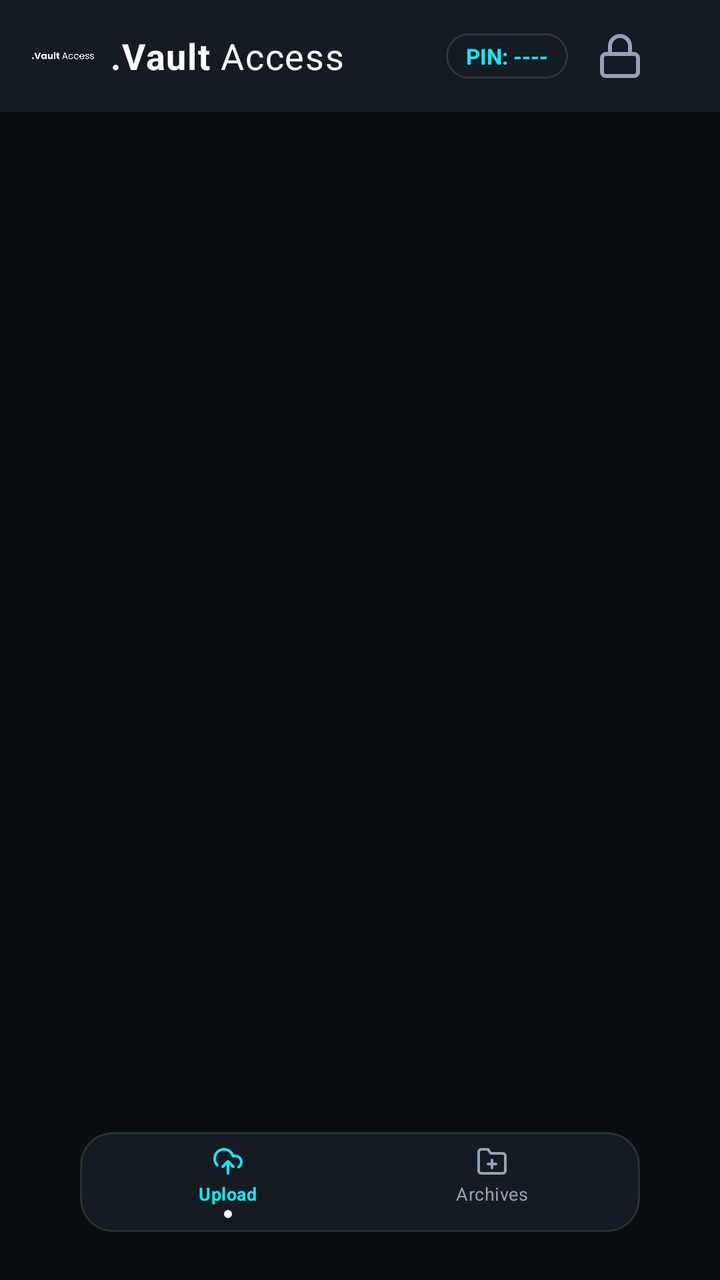
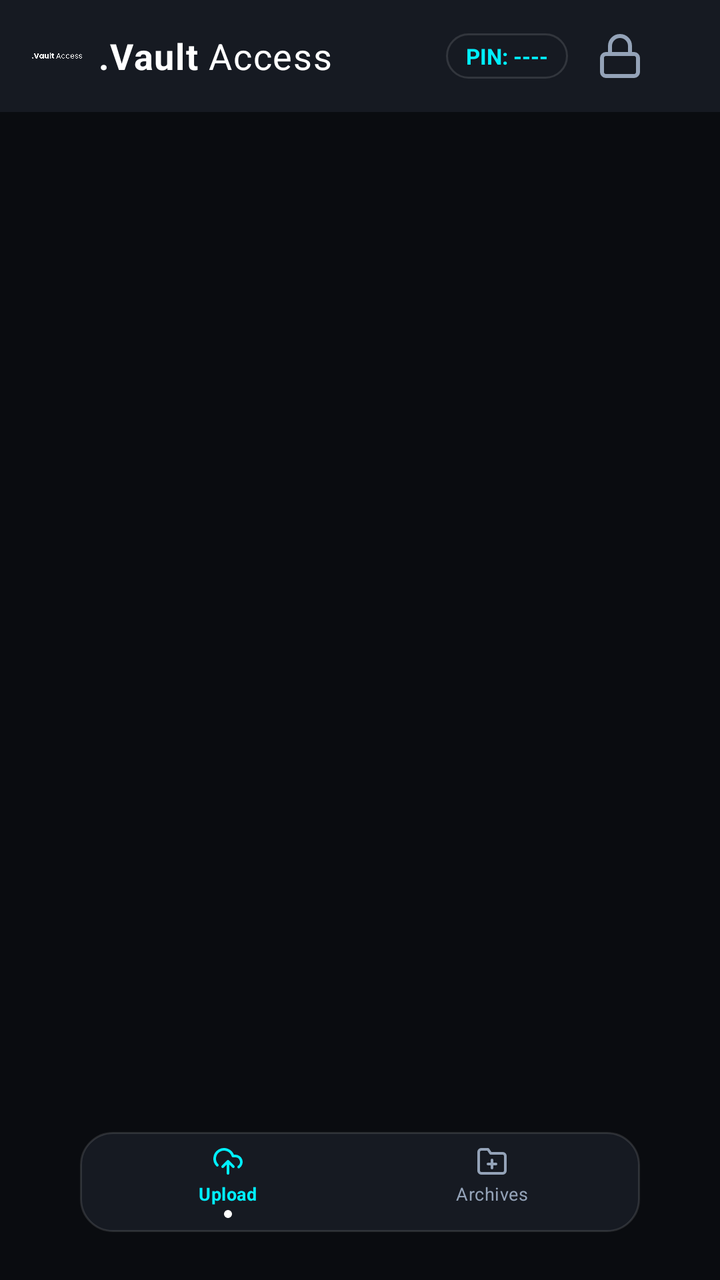

An Android layout rendered at two revisions. The XML below is the earlier revision; the diff shows what the commit changed to produce the second picture.
<!-- AndroidManifest.xml: application theme Theme.GhostFileShuttler -->
<!-- res/layout/activity_main.xml -->
<?xml version="1.0" encoding="utf-8"?>
<androidx.coordinatorlayout.widget.CoordinatorLayout xmlns:android="http://schemas.android.com/apk/res/android"
    xmlns:app="http://schemas.android.com/apk/res-auto"
    android:layout_width="match_parent"
    android:layout_height="match_parent"
    android:background="@color/ghost_background">

    
    <com.google.android.material.appbar.AppBarLayout
        android:layout_width="match_parent"
        android:layout_height="wrap_content"
        android:background="@color/ghost_surface"
        app:elevation="0dp">

        <androidx.appcompat.widget.Toolbar
            android:id="@+id/toolbar"
            android:layout_width="match_parent"
            android:layout_height="56dp"
            android:paddingHorizontal="16dp">

            <LinearLayout
                android:layout_width="match_parent"
                android:layout_height="match_parent"
                android:gravity="center_vertical"
                android:orientation="horizontal">

                
                <ImageView
                    android:id="@+id/imgHeaderLogo"
                    android:layout_width="31dp"
                    android:layout_height="31dp"
                    android:adjustViewBounds="true"
                    android:background="@null"
                    android:contentDescription="@string/brand_title"
                    android:src="@drawable/ic_vault_brand" />

                <TextView
                    android:id="@+id/tvHeaderBrandVault"
                    android:layout_width="wrap_content"
                    android:layout_height="wrap_content"
                    android:layout_marginStart="8dp"
                    android:letterSpacing="0.03"
                    android:text=".Vault"
                    android:textColor="@color/ghost_text_primary"
                    android:textSize="18sp"
                    android:textStyle="bold" />

                <TextView
                    android:id="@+id/tvHeaderBrandAccess"
                    android:layout_width="wrap_content"
                    android:layout_height="wrap_content"
                    android:letterSpacing="0.03"
                    android:text=" Access"
                    android:textColor="@color/ghost_text_primary"
                    android:textSize="18sp"
                    android:textStyle="normal" />

                <View
                    android:layout_width="0dp"
                    android:layout_height="1dp"
                    android:layout_weight="1" />

                
                <TextView
                    android:id="@+id/tvPinPill"
                    android:layout_width="wrap_content"
                    android:layout_height="wrap_content"
                    android:background="@drawable/bg_pill_tab_bar"
                    android:paddingHorizontal="10dp"
                    android:paddingVertical="4dp"
                    android:text="PIN: ----"
                    android:textColor="@color/ghost_accent"
                    android:textSize="11sp"
                    android:textStyle="bold" />

                
                <ImageButton
                    android:id="@+id/btnLock"
                    android:layout_width="36dp"
                    android:layout_height="36dp"
                    android:layout_marginStart="8dp"
                    android:background="?attr/selectableItemBackgroundBorderless"
                    android:contentDescription="@string/lock_vault"
                    android:src="@drawable/ic_lock"
                    app:tint="@color/ghost_text_secondary" />
            </LinearLayout>
        </androidx.appcompat.widget.Toolbar>
    </com.google.android.material.appbar.AppBarLayout>

    
    <FrameLayout
        android:id="@+id/fragmentContainer"
        android:layout_width="match_parent"
        android:layout_height="match_parent"
        app:layout_behavior="@string/appbar_scrolling_view_behavior" />

    
    <LinearLayout
        android:id="@+id/floatingPillTabBar"
        android:layout_width="280dp"
        android:layout_height="50dp"
        android:layout_gravity="bottom|center_horizontal"
        android:layout_marginBottom="24dp"
        android:background="@drawable/bg_pill_tab_bar"
        android:elevation="8dp"
        android:gravity="center"
        android:orientation="horizontal"
        android:paddingHorizontal="8dp"
        android:paddingVertical="4dp">

        
        <LinearLayout
            android:id="@+id/tabUpload"
            android:layout_width="0dp"
            android:layout_height="match_parent"
            android:layout_weight="1"
            android:background="?attr/selectableItemBackgroundBorderless"
            android:gravity="center"
            android:orientation="vertical">

            <ImageView
                android:id="@+id/iconUpload"
                android:layout_width="16dp"
                android:layout_height="16dp"
                android:contentDescription="@string/tab_upload"
                android:src="@drawable/ic_upload_cloud"
                app:tint="@color/ghost_accent" />

            <TextView
                android:id="@+id/labelUpload"
                android:layout_width="wrap_content"
                android:layout_height="wrap_content"
                android:layout_marginTop="2dp"
                android:letterSpacing="0.02"
                android:text="@string/tab_upload"
                android:textColor="@color/ghost_accent"
                android:textSize="9sp"
                android:textStyle="bold" />

            <View
                android:id="@+id/dotUpload"
                android:layout_width="4dp"
                android:layout_height="4dp"
                android:layout_marginTop="2dp"
                android:background="@drawable/bg_pin_dot_filled" />
        </LinearLayout>

        
        <LinearLayout
            android:id="@+id/tabArchives"
            android:layout_width="0dp"
            android:layout_height="match_parent"
            android:layout_weight="1"
            android:background="?attr/selectableItemBackgroundBorderless"
            android:gravity="center"
            android:orientation="vertical">

            <ImageView
                android:id="@+id/iconArchives"
                android:layout_width="16dp"
                android:layout_height="16dp"
                android:contentDescription="@string/tab_archives"
                android:src="@drawable/ic_folder_archive"
                app:tint="@color/ghost_text_secondary" />

            <TextView
                android:id="@+id/labelArchives"
                android:layout_width="wrap_content"
                android:layout_height="wrap_content"
                android:layout_marginTop="2dp"
                android:letterSpacing="0.02"
                android:text="@string/tab_archives"
                android:textColor="@color/ghost_text_secondary"
                android:textSize="9sp" />

            <View
                android:id="@+id/dotArchives"
                android:layout_width="4dp"
                android:layout_height="4dp"
                android:layout_marginTop="2dp"
                android:background="@drawable/bg_pin_dot_empty"
                android:visibility="invisible" />
        </LinearLayout>
    </LinearLayout>

</androidx.coordinatorlayout.widget.CoordinatorLayout>
<!-- resources referenced by this layout -->
<resources>
  <color name="ghost_accent">#00F0FF</color>
  <color name="ghost_background">#0A0C10</color>
  <color name="ghost_surface">#161A22</color>
  <color name="ghost_text_primary">#FFFFFF</color>
  <color name="ghost_text_secondary">#94A3B8</color>
  <!-- drawable bg_pill_tab_bar (drawable) -->
  <?xml version="1.0" encoding="utf-8"?>
  <shape xmlns:android="http://schemas.android.com/apk/res/android"
      android:shape="rectangle">
      <solid android:color="@color/ghost_surface" />
      <corners android:radius="16dp" />
      <stroke
          android:width="1dp"
          android:color="@color/ghost_border" />
  </shape>
  <!-- drawable bg_pin_dot_empty (drawable) -->
  <?xml version="1.0" encoding="utf-8"?>
  <shape xmlns:android="http://schemas.android.com/apk/res/android"
      android:shape="oval">
      <size android:width="16dp" android:height="16dp" />
      <solid android:color="@android:color/transparent" />
      <stroke android:width="2dp" android:color="@color/ghost_border" />
  </shape>
  <!-- drawable bg_pin_dot_filled (drawable) -->
  <?xml version="1.0" encoding="utf-8"?>
  <shape xmlns:android="http://schemas.android.com/apk/res/android"
      android:shape="oval">
      <size android:width="16dp" android:height="16dp" />
      <solid android:color="@color/ghost_text_primary" />
  </shape>
  <!-- drawable ic_folder_archive (drawable) -->
  <vector xmlns:android="http://schemas.android.com/apk/res/android"
      android:width="24dp"
      android:height="24dp"
      android:viewportWidth="24"
      android:viewportHeight="24">
    <path
        android:pathData="M22,19a2,2 0,0 1,-2 2H4a2,2 0,0 1,-2 -2V5a2,2 0,0 1,2 -2h5l2,3h9a2,2 0,0 1,2 2zM12,11v6M9,14h6"
        android:strokeWidth="2"
        android:strokeColor="#FFFFFFFF"
        android:strokeLineCap="round"
        android:strokeLineJoin="round"/>
  </vector>
  <!-- drawable ic_lock (drawable) -->
  <vector xmlns:android="http://schemas.android.com/apk/res/android"
      android:width="24dp"
      android:height="24dp"
      android:viewportWidth="24"
      android:viewportHeight="24">
    <path
        android:pathData="M19,11H5a2,2 0,0 0,-2 2v7a2,2 0,0 0,2 2h14a2,2 0,0 0,2,-2v-7a2,2 0,0 0,-2,-2zM7,11V7a5,5 0,0 1,10 0v4"
        android:strokeWidth="2"
        android:strokeColor="#FFFFFFFF"
        android:strokeLineCap="round"
        android:strokeLineJoin="round"/>
  </vector>
  <!-- drawable ic_upload_cloud (drawable) -->
  <vector xmlns:android="http://schemas.android.com/apk/res/android"
      android:width="24dp"
      android:height="24dp"
      android:viewportWidth="24"
      android:viewportHeight="24">
    <path
        android:pathData="M4,14.899A7,7 0,1 1,15.71 8h1.79a4.5,4.5 0,0 1,2.5 8.242M12,12v9M16,16l-4,-4 -4,4"
        android:strokeWidth="2"
        android:strokeColor="#FFFFFFFF"
        android:strokeLineCap="round"
        android:strokeLineJoin="round"/>
  </vector>
  <string name="brand_title">.Vault Access</string>
  <string name="lock_vault">Lock Vault</string>
  <string name="tab_archives">Archives</string>
  <string name="tab_upload">Upload</string>
  <color name="ghost_border">#1FFFFFFF</color>
</resources>

<!-- the commit's change to res/layout/activity_main.xml (unified diff, before → after) -->
@@ -27,8 +27,8 @@
                 
                 <ImageView
                     android:id="@+id/imgHeaderLogo"
-                    android:layout_width="31dp"
-                    android:layout_height="31dp"
+                    android:layout_width="25dp"
+                    android:layout_height="25dp"
                     android:adjustViewBounds="true"
                     android:background="@null"
                     android:contentDescription="@string/brand_title"
